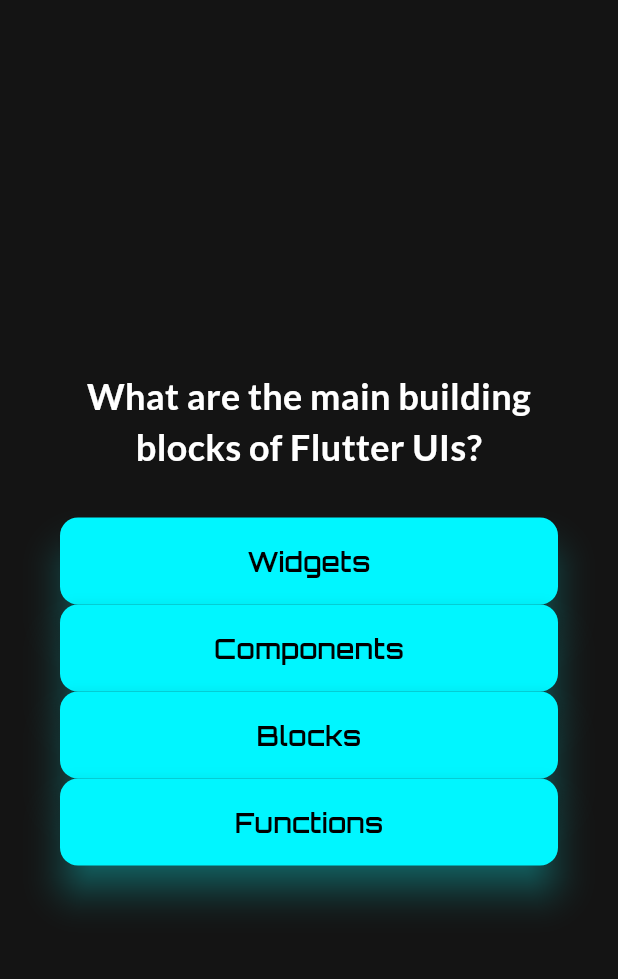
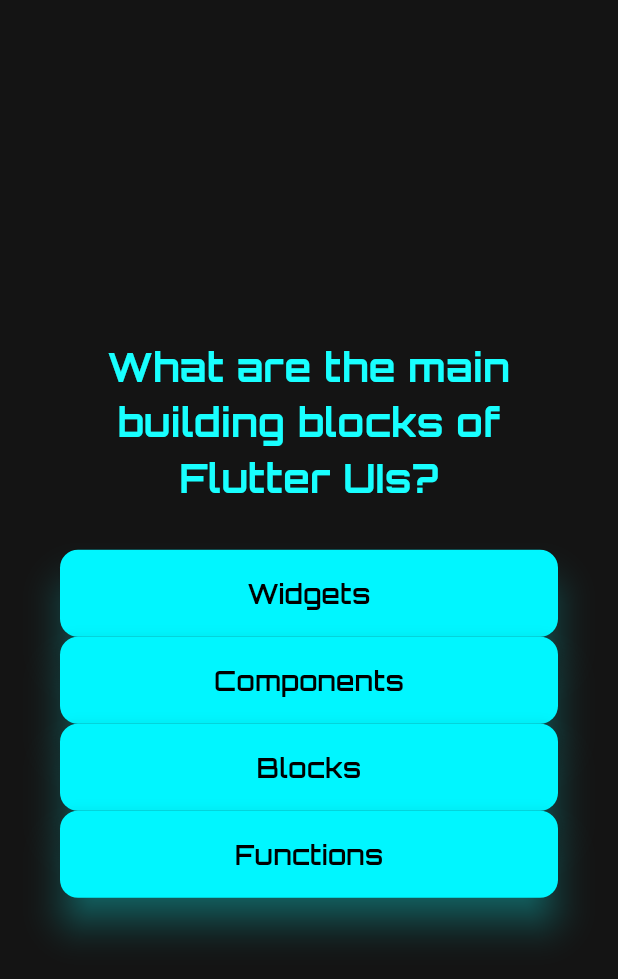
Before and after one commit to martinv-23/Tarea_App_Flutter_Quiz, a Flutter app: the screen it shows after launch, after a tap on "Start Quiz", on a phone screen of 412 x 824 dp. Shown: the top 979 px of the screen. Run offline on Flutter 3.47's test engine with Material 3 defaults, Android fonts, the phone set to English and light mode, and no system bars; our stand-ins replace google_fonts.

Commit message:
Quinto commit

```diff
--- a/lib/questions_screen.dart
+++ b/lib/questions_screen.dart
@@ -37,9 +37,9 @@
           children: [
             Text(
               currentQuestion.text,
-              style: GoogleFonts.lato(
-                color: Colors.white,
-                fontSize: 24,
+              style: GoogleFonts.orbitron(
+                color: Colors.cyanAccent,
+                fontSize: 26,
                 fontWeight: FontWeight.bold,
               ),
               textAlign: TextAlign.center,
```
